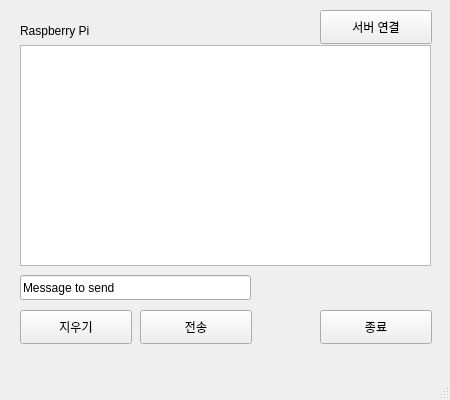
This is Qt_TcpClient/tcpclient.ui in shkwon98/EPOS4-SOEM-Gui as Qt 5 draws it before an edit. The edited form follows.
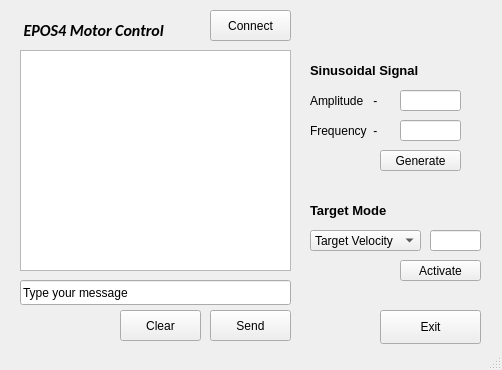
This is the edited form.

Patch:
```diff
--- a/Qt_TcpClient/tcpclient.ui
+++ b/Qt_TcpClient/tcpclient.ui
@@ -6,8 +6,8 @@
    <rect>
     <x>0</x>
     <y>0</y>
-    <width>450</width>
-    <height>400</height>
+    <width>502</width>
+    <height>370</height>
    </rect>
   </property>
   <property name="windowTitle">
@@ -23,68 +23,76 @@
       <height>21</height>
      </rect>
     </property>
+    <property name="font">
+     <font>
+      <family>Calibri</family>
+      <pointsize>12</pointsize>
+      <italic>true</italic>
+      <bold>true</bold>
+     </font>
+    </property>
     <property name="text">
-     <string>Raspberry Pi</string>
+     <string> EPOS4 Motor Control</string>
     </property>
    </widget>
    <widget class="QLineEdit" name="messageLine">
     <property name="geometry">
      <rect>
       <x>20</x>
-      <y>275</y>
-      <width>231</width>
+      <y>280</y>
+      <width>271</width>
       <height>25</height>
      </rect>
     </property>
     <property name="text">
-     <string>Message to send</string>
+     <string>Type your message</string>
     </property>
    </widget>
    <widget class="QPushButton" name="sendButton">
     <property name="geometry">
      <rect>
-      <x>140</x>
+      <x>210</x>
       <y>310</y>
-      <width>112</width>
-      <height>34</height>
+      <width>81</width>
+      <height>31</height>
      </rect>
     </property>
     <property name="text">
-     <string>전송</string>
+     <string>Send</string>
     </property>
    </widget>
    <widget class="QPushButton" name="eraseButton">
     <property name="geometry">
      <rect>
-      <x>20</x>
+      <x>120</x>
       <y>310</y>
-      <width>112</width>
-      <height>34</height>
+      <width>81</width>
+      <height>31</height>
      </rect>
     </property>
     <property name="text">
-     <string>지우기</string>
+     <string>Clear</string>
     </property>
    </widget>
    <widget class="QPushButton" name="exitButton">
     <property name="geometry">
      <rect>
-      <x>320</x>
+      <x>380</x>
       <y>310</y>
-      <width>112</width>
+      <width>101</width>
       <height>34</height>
      </rect>
     </property>
     <property name="text">
-     <string>종료</string>
+     <string>Exit</string>
     </property>
    </widget>
    <widget class="QTextBrowser" name="textBrowser">
     <property name="geometry">
      <rect>
       <x>20</x>
-      <y>45</y>
-      <width>411</width>
+      <y>50</y>
+      <width>271</width>
       <height>221</height>
      </rect>
     </property>
@@ -92,14 +100,154 @@
    <widget class="QPushButton" name="connectButton">
     <property name="geometry">
      <rect>
-      <x>320</x>
+      <x>210</x>
       <y>10</y>
-      <width>112</width>
-      <height>34</height>
+      <width>81</width>
+      <height>31</height>
      </rect>
     </property>
     <property name="text">
-     <string>서버 연결</string>
+     <string>Connect</string>
+    </property>
+   </widget>
+   <widget class="QLabel" name="label_2">
+    <property name="geometry">
+     <rect>
+      <x>310</x>
+      <y>90</y>
+      <width>81</width>
+      <height>21</height>
+     </rect>
+    </property>
+    <property name="text">
+     <string>Amplitude   - </string>
+    </property>
+   </widget>
+   <widget class="QLabel" name="label_3">
+    <property name="geometry">
+     <rect>
+      <x>310</x>
+      <y>120</y>
+      <width>81</width>
+      <height>21</height>
+     </rect>
+    </property>
+    <property name="text">
+     <string>Frequency  - </string>
+    </property>
+   </widget>
+   <widget class="QLabel" name="label_6">
+    <property name="geometry">
+     <rect>
+      <x>310</x>
+      <y>60</y>
+      <width>151</width>
+      <height>21</height>
+     </rect>
+    </property>
+    <property name="font">
+     <font>
+      <pointsize>10</pointsize>
+      <bold>true</bold>
+     </font>
+    </property>
+    <property name="text">
+     <string>Sinusoidal Signal</string>
+    </property>
+   </widget>
+   <widget class="QLabel" name="label_7">
+    <property name="geometry">
+     <rect>
+      <x>310</x>
+      <y>200</y>
+      <width>151</width>
+      <height>21</height>
+     </rect>
+    </property>
+    <property name="font">
+     <font>
+      <pointsize>10</pointsize>
+      <bold>true</bold>
+     </font>
+    </property>
+    <property name="text">
+     <string>Target Mode</string>
+    </property>
+   </widget>
+   <widget class="QLineEdit" name="amplitude">
+    <property name="geometry">
+     <rect>
+      <x>400</x>
+      <y>90</y>
+      <width>61</width>
+      <height>21</height>
+     </rect>
+    </property>
+   </widget>
+   <widget class="QLineEdit" name="frequency">
+    <property name="geometry">
+     <rect>
+      <x>400</x>
+      <y>120</y>
+      <width>61</width>
+      <height>21</height>
+     </rect>
+    </property>
+   </widget>
+   <widget class="QPushButton" name="generateButton">
+    <property name="geometry">
+     <rect>
+      <x>380</x>
+      <y>150</y>
+      <width>81</width>
+      <height>21</height>
+     </rect>
+    </property>
+    <property name="text">
+     <string>Generate</string>
+    </property>
+   </widget>
+   <widget class="QComboBox" name="comboBox">
+    <property name="geometry">
+     <rect>
+      <x>310</x>
+      <y>230</y>
+      <width>111</width>
+      <height>21</height>
+     </rect>
+    </property>
+    <item>
+     <property name="text">
+      <string>Target Velocity</string>
+     </property>
+    </item>
+    <item>
+     <property name="text">
+      <string>Target Torque</string>
+     </property>
+    </item>
+   </widget>
+   <widget class="QLineEdit" name="targetValue">
+    <property name="geometry">
+     <rect>
+      <x>430</x>
+      <y>230</y>
+      <width>51</width>
+      <height>21</height>
+     </rect>
+    </property>
+   </widget>
+   <widget class="QPushButton" name="activateButton">
+    <property name="geometry">
+     <rect>
+      <x>400</x>
+      <y>260</y>
+      <width>81</width>
+      <height>21</height>
+     </rect>
+    </property>
+    <property name="text">
+     <string>Activate</string>
     </property>
    </widget>
   </widget>
```
Left out of the diff: 4 changed lines with no effect on the pictures.
